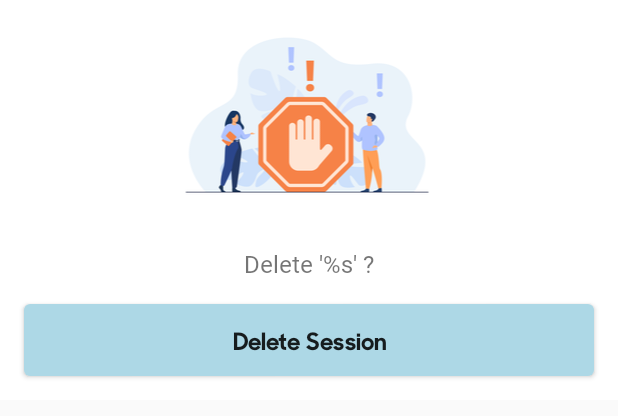
After one commit to marymathews/code-tracker, an Android app: the layout item_dialog.xml on its own in the app's theme, with its tools: preview values and no code run, on a phone screen of 412 x 824 dp. The commit adds this screen. Shown: the top 416 px of the screen. Run offline under Robolectric (Android 15) with nearby library versions, the phone set to English and light mode, and no system bars.

Commit message:
completed deletion of a session

```diff
--- a/app/src/main/java/com/mathews/codetracker/modules/viewSessionList/mvp/ViewSessionListModel.kt
+++ b/app/src/main/java/com/mathews/codetracker/modules/viewSessionList/mvp/ViewSessionListModel.kt
@@ -8,7 +8,7 @@ import java.lang.Exception
 import javax.inject.Inject
 
 class ViewSessionListModel
-@Inject constructor(private val activity: AppCompatActivity, private val databaseClass: DatabaseClass) {
+@Inject constructor(val activity: AppCompatActivity, private val databaseClass: DatabaseClass) {
 
     fun onBackPressed() {
         activity.finish()
--- a/app/src/main/java/com/mathews/codetracker/modules/viewSessionList/mvp/ViewSessionListViewState.kt
+++ b/app/src/main/java/com/mathews/codetracker/modules/viewSessionList/mvp/ViewSessionListViewState.kt
@@ -1,9 +1,12 @@
 package com.mathews.codetracker.modules.viewSessionList.mvp
 
 import com.mathews.database_module.entities.SessionEntity
+import io.reactivex.subjects.PublishSubject
 import javax.inject.Inject
 
 class ViewSessionListViewState
 @Inject constructor() {
     var sessionsList : ArrayList<SessionEntity> = ArrayList<SessionEntity>()
+    var onConfirmDeletionClickedObservable = PublishSubject.create<Any>()
+    var selectedSessionId : Int = -1
 }
--- /dev/null
+++ b/app/src/main/res/layout/item_dialog.xml
@@ -0,0 +1,45 @@
+<?xml version="1.0" encoding="utf-8"?>
+<androidx.constraintlayout.widget.ConstraintLayout xmlns:android="http://schemas.android.com/apk/res/android"
+  android:layout_width="match_parent"
+  android:layout_height="wrap_content"
+  android:background="@color/white"
+  xmlns:app="http://schemas.android.com/apk/res-auto">
+
+  <androidx.appcompat.widget.AppCompatImageView
+    android:id="@+id/iv_dialog_icon"
+    android:layout_width="0dp"
+    android:layout_height="wrap_content"
+    app:layout_constraintHorizontal_bias="0"
+    android:padding="@dimen/margin_16_dp"
+    app:layout_constraintBottom_toTopOf="@id/tv_dialog_title"
+    app:layout_constraintStart_toStartOf="parent"
+    app:layout_constraintEnd_toEndOf="parent"
+    android:src="@drawable/icn_alert"/>
+
+  <TextView
+    android:id="@+id/tv_dialog_title"
+    android:layout_width="0dp"
+    android:layout_height="wrap_content"
+    android:layout_margin="@dimen/margin_8_dp"
+    android:fontFamily="@font/sharp_sans_no1_semibold"
+    android:gravity="center"
+    android:padding="@dimen/margin_8_dp"
+    android:text="@string/delete_session"
+    android:textSize="@dimen/medium_large_text_16sp"
+    app:layout_constraintBottom_toTopOf="@id/btn_confirm"
+    app:layout_constraintEnd_toEndOf="parent"
+    app:layout_constraintStart_toStartOf="parent" />
+
+  <Button
+    android:id="@+id/btn_confirm"
+    android:layout_width="match_parent"
+    android:layout_height="wrap_content"
+    app:layout_constraintBottom_toBottomOf="parent"
+    android:background="@drawable/button_enabled"
+    android:layout_margin="@dimen/margin_16_dp"
+    android:textAllCaps="false"
+    android:fontFamily="@font/sharp_sans_no1_bold"
+    android:textSize="@dimen/button_text_16_sp"
+    android:text="@string/delete"/>
+
+</androidx.constraintlayout.widget.ConstraintLayout>
--- a/app/src/main/res/values/colors.xml
+++ b/app/src/main/res/values/colors.xml
@@ -6,4 +6,5 @@
     <color name="grey">#d3d3d3</color>
     <color name="offWhite">#f5f5f5</color>
     <color name="black">#000000</color>
+    <color name="white">#ffffff</color>
 </resources>
--- a/app/src/main/res/values/strings.xml
+++ b/app/src/main/res/values/strings.xml
@@ -40,5 +40,7 @@
     <string name="no_sessions">You haven\'t saved any session data yet.</string>
     <string name="session_view_site">%s \t\t</string>
     <string name="session_view_date">\t %s</string>
+    <string name="delete">Delete Session</string>
+    <string name="delete_session">Delete \'%s\' ?</string>
 
 </resources>
```
Also changed, not shown: app/src/main/java/com/mathews/codetracker/app/BottomSheetDialog.kt (added, +20 -0 lines), app/src/main/java/com/mathews/codetracker/modules/viewSessionList/mvp/ViewSessionListPresenter.kt (+19 -2 lines), app/src/main/java/com/mathews/codetracker/modules/viewSessionList/mvp/ViewSessionListView.kt (+19 -0 lines), app/src/main/res/drawable-hdpi/icn_alert.png (added), app/src/main/res/drawable-mdpi/icn_alert.png (added), app/src/main/res/drawable-xhdpi/icn_alert.png (added), app/src/main/res/drawable-xxhdpi/icn_alert.png (added), app/src/main/res/drawable-xxxhdpi/icn_alert.png (added).
